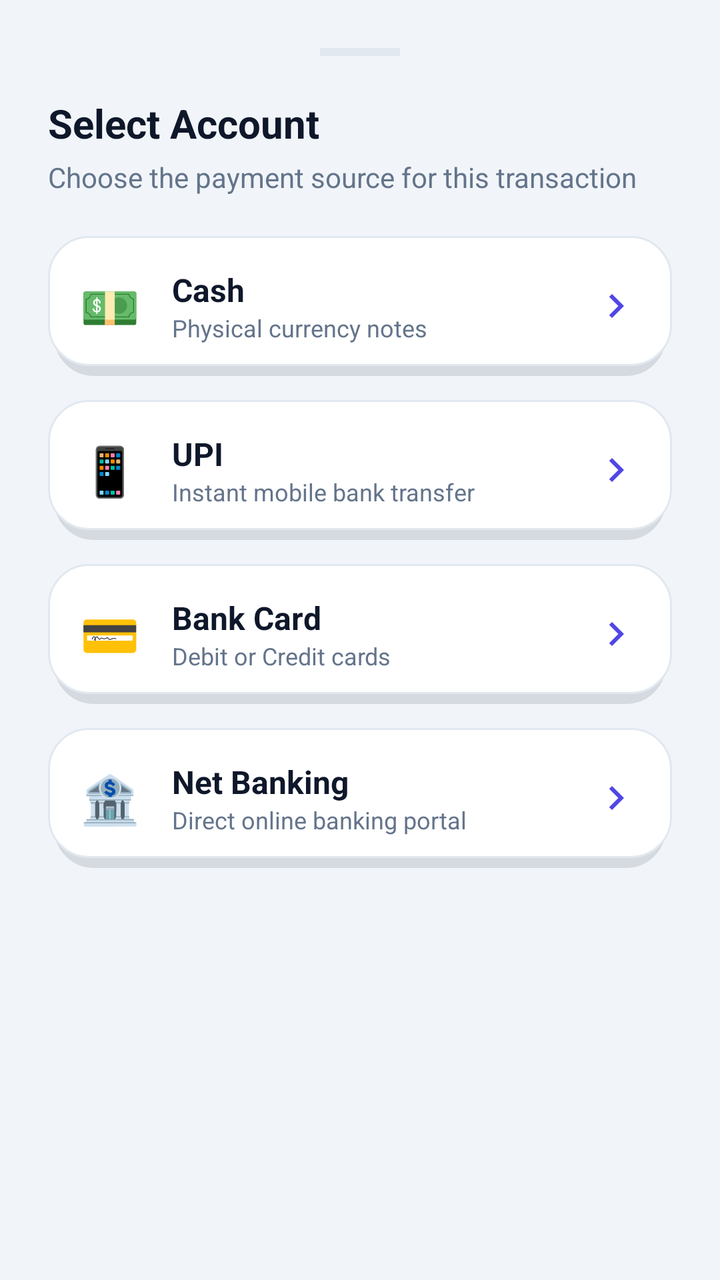
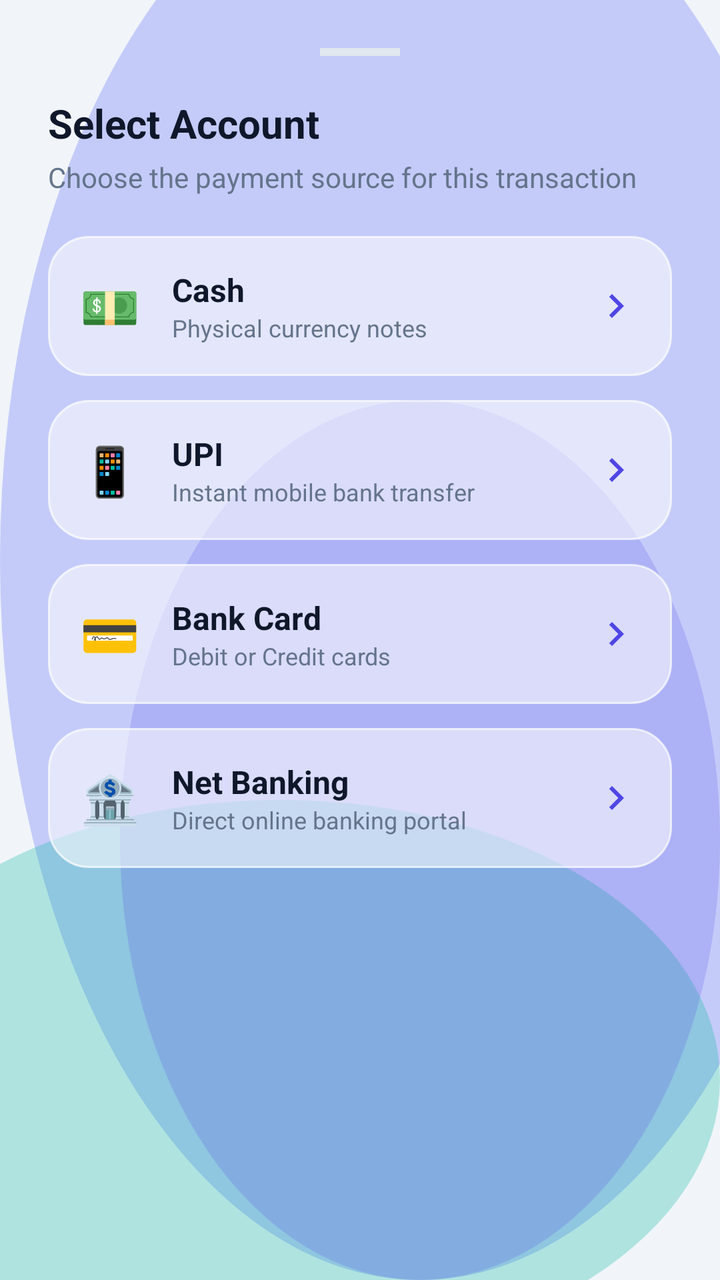

The first picture is an Android layout as it rendered before a commit; the second is the same layout after the commit. The layout source and the unified diff follow.
<!-- AndroidManifest.xml: application theme Theme.MoneyLens -->
<!-- res/layout/layout_account_picker.xml -->
<?xml version="1.0" encoding="utf-8"?>
<LinearLayout xmlns:android="http://schemas.android.com/apk/res/android"
    android:layout_width="match_parent"
    android:layout_height="wrap_content"
    android:orientation="vertical"
    android:background="@color/colorBackground"
    android:padding="24dp">

    
    <View
        android:layout_width="40dp"
        android:layout_height="4dp"
        android:layout_gravity="center_horizontal"
        android:background="@color/colorCardBorder"
        android:layout_marginBottom="20dp" />

    <TextView
        android:layout_width="wrap_content"
        android:layout_height="wrap_content"
        android:text="Select Account"
        android:textColor="@color/colorTextPrimary"
        android:textSize="20sp"
        android:textStyle="bold"
        android:layout_marginBottom="4dp" />

    <TextView
        android:layout_width="wrap_content"
        android:layout_height="wrap_content"
        android:text="Choose the payment source for this transaction"
        android:textColor="@color/colorTextSecondary"
        android:textSize="14sp"
        android:layout_marginBottom="20dp" />

    
    <LinearLayout
        android:id="@+id/cardCash"
        android:layout_width="match_parent"
        android:layout_height="wrap_content"
        android:orientation="horizontal"
        android:background="@drawable/bg_clay_card"
        android:padding="16dp"
        android:gravity="center_vertical"
        android:clickable="true"
        android:focusable="true"
        android:layout_marginBottom="12dp">

        <TextView
            android:layout_width="wrap_content"
            android:layout_height="wrap_content"
            android:text="💵"
            android:textSize="24sp"
            android:layout_marginEnd="16dp" />

        <LinearLayout
            android:layout_width="0dp"
            android:layout_height="wrap_content"
            android:layout_weight="1"
            android:orientation="vertical">

            <TextView
                android:layout_width="wrap_content"
                android:layout_height="wrap_content"
                android:text="Cash"
                android:textColor="@color/colorTextPrimary"
                android:textSize="16sp"
                android:textStyle="bold" />

            <TextView
                android:layout_width="wrap_content"
                android:layout_height="wrap_content"
                android:text="Physical currency notes"
                android:textColor="@color/colorTextSecondary"
                android:textSize="12sp" />
        </LinearLayout>

        <ImageView
            android:layout_width="24dp"
            android:layout_height="24dp"
            android:src="@drawable/ic_chevron_right"
            android:contentDescription="Select" />
    </LinearLayout>

    
    <LinearLayout
        android:id="@+id/cardUPI"
        android:layout_width="match_parent"
        android:layout_height="wrap_content"
        android:orientation="horizontal"
        android:background="@drawable/bg_clay_card"
        android:padding="16dp"
        android:gravity="center_vertical"
        android:clickable="true"
        android:focusable="true"
        android:layout_marginBottom="12dp">

        <TextView
            android:layout_width="wrap_content"
            android:layout_height="wrap_content"
            android:text="📱"
            android:textSize="24sp"
            android:layout_marginEnd="16dp" />

        <LinearLayout
            android:layout_width="0dp"
            android:layout_height="wrap_content"
            android:layout_weight="1"
            android:orientation="vertical">

            <TextView
                android:layout_width="wrap_content"
                android:layout_height="wrap_content"
                android:text="UPI"
                android:textColor="@color/colorTextPrimary"
                android:textSize="16sp"
                android:textStyle="bold" />

            <TextView
                android:layout_width="wrap_content"
                android:layout_height="wrap_content"
                android:text="Instant mobile bank transfer"
                android:textColor="@color/colorTextSecondary"
                android:textSize="12sp" />
        </LinearLayout>

        <ImageView
            android:layout_width="24dp"
            android:layout_height="24dp"
            android:src="@drawable/ic_chevron_right"
            android:contentDescription="Select" />
    </LinearLayout>

    
    <LinearLayout
        android:id="@+id/cardBankCard"
        android:layout_width="match_parent"
        android:layout_height="wrap_content"
        android:orientation="horizontal"
        android:background="@drawable/bg_clay_card"
        android:padding="16dp"
        android:gravity="center_vertical"
        android:clickable="true"
        android:focusable="true"
        android:layout_marginBottom="12dp">

        <TextView
            android:layout_width="wrap_content"
            android:layout_height="wrap_content"
            android:text="💳"
            android:textSize="24sp"
            android:layout_marginEnd="16dp" />

        <LinearLayout
            android:layout_width="0dp"
            android:layout_height="wrap_content"
            android:layout_weight="1"
            android:orientation="vertical">

            <TextView
                android:layout_width="wrap_content"
                android:layout_height="wrap_content"
                android:text="Bank Card"
                android:textColor="@color/colorTextPrimary"
                android:textSize="16sp"
                android:textStyle="bold" />

            <TextView
                android:layout_width="wrap_content"
                android:layout_height="wrap_content"
                android:text="Debit or Credit cards"
                android:textColor="@color/colorTextSecondary"
                android:textSize="12sp" />
        </LinearLayout>

        <ImageView
            android:layout_width="24dp"
            android:layout_height="24dp"
            android:src="@drawable/ic_chevron_right"
            android:contentDescription="Select" />
    </LinearLayout>

    
    <LinearLayout
        android:id="@+id/cardNetBanking"
        android:layout_width="match_parent"
        android:layout_height="wrap_content"
        android:orientation="horizontal"
        android:background="@drawable/bg_clay_card"
        android:padding="16dp"
        android:gravity="center_vertical"
        android:clickable="true"
        android:focusable="true"
        android:layout_marginBottom="24dp">

        <TextView
            android:layout_width="wrap_content"
            android:layout_height="wrap_content"
            android:text="🏦"
            android:textSize="24sp"
            android:layout_marginEnd="16dp" />

        <LinearLayout
            android:layout_width="0dp"
            android:layout_height="wrap_content"
            android:layout_weight="1"
            android:orientation="vertical">

            <TextView
                android:layout_width="wrap_content"
                android:layout_height="wrap_content"
                android:text="Net Banking"
                android:textColor="@color/colorTextPrimary"
                android:textSize="16sp"
                android:textStyle="bold" />

            <TextView
                android:layout_width="wrap_content"
                android:layout_height="wrap_content"
                android:text="Direct online banking portal"
                android:textColor="@color/colorTextSecondary"
                android:textSize="12sp" />
        </LinearLayout>

        <ImageView
            android:layout_width="24dp"
            android:layout_height="24dp"
            android:src="@drawable/ic_chevron_right"
            android:contentDescription="Select" />
    </LinearLayout>

</LinearLayout>
<!-- resources referenced by this layout -->
<resources>
  <color name="colorBackground">#F1F5F9</color>
  <color name="colorCardBorder">#E2E8F0</color>
  <color name="colorTextPrimary">#0F172A</color>
  <color name="colorTextSecondary">#64748B</color>
  <!-- drawable bg_clay_card (drawable) -->
  <?xml version="1.0" encoding="utf-8"?>
  <layer-list xmlns:android="http://schemas.android.com/apk/res/android">
  
      <item android:left="3dp" android:right="3dp" android:top="4dp" android:bottom="0dp">
          <shape android:shape="rectangle">
              <solid android:color="@color/colorShadow" />
              <corners android:radius="20dp" />
          </shape>
      </item>
  
      <item android:bottom="5dp">
          <shape android:shape="rectangle">
              <solid android:color="@color/colorSurface" />
              <corners android:radius="20dp" />
              <stroke android:width="1dp" android:color="@color/colorCardBorder" />
          </shape>
      </item>
  </layer-list>
  <!-- drawable ic_chevron_right (drawable) -->
  <vector xmlns:android="http://schemas.android.com/apk/res/android"
      android:width="24dp"
      android:height="24dp"
      android:viewportWidth="24"
      android:viewportHeight="24">
      <path
          android:fillColor="@color/colorPrimary"
          android:pathData="M10,6L8.59,7.41 13.17,12l-4.58,4.59L10,18l6,-6z"/>
  </vector>
  <style name="Theme.MoneyLens" parent="Base.Theme.MoneyLens" />
  <color name="colorShadow">#26334155</color>
  <color name="colorSurface">#FFFFFF</color>
  <color name="colorPrimary">#4F46E5</color>
  <style name="Base.Theme.MoneyLens" parent="Theme.Material3.Light.NoActionBar">
          
          <item name="colorPrimary">@color/colorPrimary</item>
          <item name="colorOnPrimary">@color/colorOnPrimary</item>
          <item name="colorSecondary">@color/colorSecondary</item>
          <item name="colorError">@color/colorDanger</item>
          <item name="android:windowBackground">@color/colorBackground</item>
          <item name="colorSurface">@color/colorSurface</item>
          <item name="android:colorBackground">@color/colorBackground</item>
          <item name="colorOnSurface">@color/colorTextPrimary</item>
  
          
          <item name="android:statusBarColor">@color/colorBackground</item>
          <item name="android:windowLightStatusBar" tools:targetApi="m">true</item>
          <item name="android:navigationBarColor">@color/colorBackground</item>
      </style>
  <color name="colorOnPrimary">#FFFFFF</color>
  <color name="colorSecondary">#14B8A6</color>
  <color name="colorDanger">#DC2626</color>
</resources>

<!-- the commit's change to res/layout/layout_account_picker.xml (unified diff, before → after) -->
@@ -3,7 +3,7 @@
     android:layout_width="match_parent"
     android:layout_height="wrap_content"
     android:orientation="vertical"
-    android:background="@color/colorBackground"
+    android:background="@drawable/bg_mesh_gradient"
     android:padding="24dp">
 
     
<!-- resource entries referenced after the edit -->
@@ -1,25 +1,48 @@
 <!-- resources referenced by this layout -->
 <resources>
   <color name="colorBackground">#F1F5F9</color>
+  <color name="glassMeshOrb1">#66818CF8</color>
+  <color name="glassMeshOrb2">#4D14B8A6</color>
+  <color name="glassMeshOrb3">#334F46E5</color>
   <color name="colorCardBorder">#E2E8F0</color>
   <color name="colorTextPrimary">#0F172A</color>
   <color name="colorTextSecondary">#64748B</color>
   <!-- drawable bg_clay_card (drawable) -->
   <?xml version="1.0" encoding="utf-8"?>
+  <shape xmlns:android="http://schemas.android.com/apk/res/android"
+      android:shape="rectangle">
+      <solid android:color="@color/glassCardBg" />
+      <corners android:radius="20dp" />
+      <stroke android:width="1dp" android:color="@color/glassCardBorder" />
+  </shape>
+  <!-- drawable bg_mesh_gradient (drawable) -->
+  <?xml version="1.0" encoding="utf-8"?>
   <layer-list xmlns:android="http://schemas.android.com/apk/res/android">
-  
-      <item android:left="3dp" android:right="3dp" android:top="4dp" android:bottom="0dp">
+      
+      <item>
           <shape android:shape="rectangle">
-              <solid android:color="@color/colorShadow" />
-              <corners android:radius="20dp" />
+              <solid android:color="@color/colorBackground" />
           </shape>
       </item>
-  
-      <item android:bottom="5dp">
-          <shape android:shape="rectangle">
-              <solid android:color="@color/colorSurface" />
-              <corners android:radius="20dp" />
-              <stroke android:width="1dp" android:color="@color/colorCardBorder" />
+      
+      <item android:top="-80dp" android:right="-60dp">
+          <shape android:shape="oval">
+              <solid android:color="@color/glassMeshOrb1" />
+              <size android:width="280dp" android:height="280dp" />
+          </shape>
+      </item>
+      
+      <item android:bottom="-40dp" android:left="-80dp" android:top="400dp">
+          <shape android:shape="oval">
+              <solid android:color="@color/glassMeshOrb2" />
+              <size android:width="240dp" android:height="240dp" />
+          </shape>
+      </item>
+      
+      <item android:top="200dp" android:left="60dp">
+          <shape android:shape="oval">
+              <solid android:color="@color/glassMeshOrb3" />
+              <size android:width="200dp" android:height="200dp" />
           </shape>
       </item>
   </layer-list>
@@ -34,11 +57,11 @@
           android:pathData="M10,6L8.59,7.41 13.17,12l-4.58,4.59L10,18l6,-6z"/>
   </vector>
   <style name="Theme.MoneyLens" parent="Base.Theme.MoneyLens" />
-  <color name="colorShadow">#26334155</color>
+  <color name="glassCardBg">#8CFFFFFF</color>
+  <color name="glassCardBorder">#B3FFFFFF</color>
   <color name="colorSurface">#FFFFFF</color>
   <color name="colorPrimary">#4F46E5</color>
   <style name="Base.Theme.MoneyLens" parent="Theme.Material3.Light.NoActionBar">
-          
           <item name="colorPrimary">@color/colorPrimary</item>
           <item name="colorOnPrimary">@color/colorOnPrimary</item>
           <item name="colorSecondary">@color/colorSecondary</item>
@@ -49,9 +72,10 @@
           <item name="colorOnSurface">@color/colorTextPrimary</item>
   
           
-          <item name="android:statusBarColor">@color/colorBackground</item>
+          <item name="android:statusBarColor">@android:color/transparent</item>
           <item name="android:windowLightStatusBar" tools:targetApi="m">true</item>
-          <item name="android:navigationBarColor">@color/colorBackground</item>
+          <item name="android:navigationBarColor">@android:color/transparent</item>
+          <item name="android:windowDrawsSystemBarBackgrounds">true</item>
       </style>
   <color name="colorOnPrimary">#FFFFFF</color>
   <color name="colorSecondary">#14B8A6</color>
